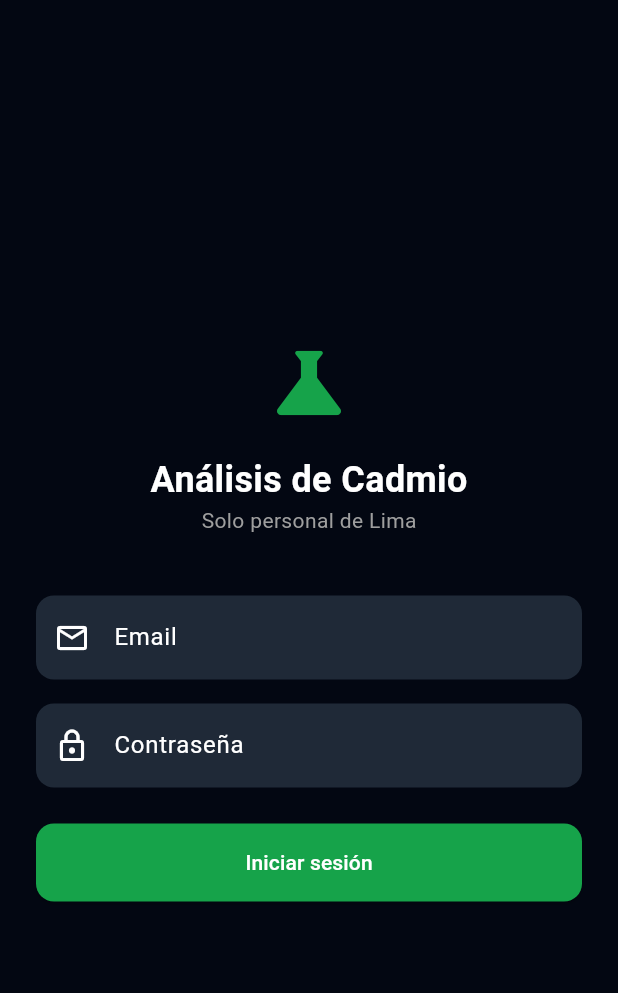
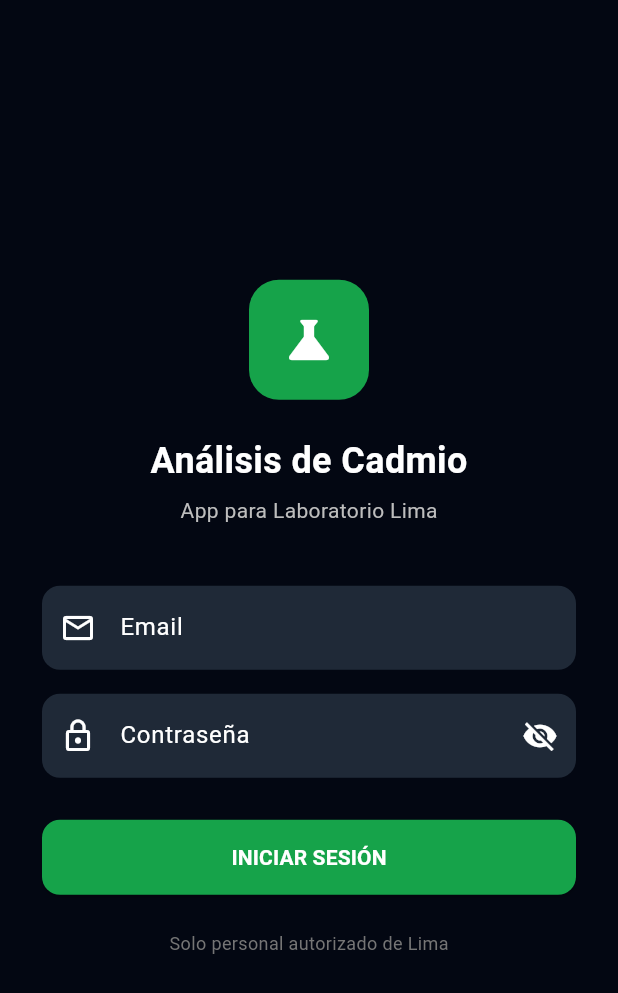
Before and after one commit to rframosyataco8-ux/sistema-analisis-cadmio, a Flutter app: the screen it shows after launch, on a phone screen of 412 x 824 dp. Shown: the top 993 px of the screen. Run offline on Flutter 3.47's test engine with Material 3 defaults, Android fonts, the phone set to English and light mode, and no system bars; our stand-ins replace dio, shared_preferences.

Commit message:
Sistema completo: desktop Electron + móvil Flutter finalizados y listos para producción

```diff
--- a/mobile/lib/core/network/api_client.dart
+++ b/mobile/lib/core/network/api_client.dart
@@ -2,9 +2,11 @@ import 'package:dio/dio.dart';
 import 'package:shared_preferences/shared_preferences.dart';
 
 class ApiClient {
+  /// Emulador Android: 10.0.2.2
+  /// Celular físico (misma red WiFi): usa la IP de tu PC, ej: http://192.168.1.10:3000
   static const String baseUrl = String.fromEnvironment(
     'API_URL',
-    defaultValue: 'http://10.0.2.2:3000', // 10.0.2.2 = localhost desde emulador Android
+    defaultValue: 'http://10.0.2.2:3000',
   );
 
   late final Dio dio;
@@ -12,8 +14,9 @@ class ApiClient {
   ApiClient() {
     dio = Dio(BaseOptions(
       baseUrl: baseUrl,
-      connectTimeout: const Duration(seconds: 15),
-      receiveTimeout: const Duration(seconds: 15),
+      connectTimeout: const Duration(seconds: 20),
+      receiveTimeout: const Duration(seconds: 20),
+      headers: {'Content-Type': 'application/json'},
     ));
 
     dio.interceptors.add(InterceptorsWrapper(
--- a/mobile/lib/core/theme/app_theme.dart
+++ b/mobile/lib/core/theme/app_theme.dart
@@ -1,14 +1,20 @@
 import 'package:flutter/material.dart';
 
 class AppTheme {
-  static ThemeData get dark => ThemeData(
+  static ThemeData get dark {
+    return ThemeData(
+      useMaterial3: true,
       brightness: Brightness.dark,
-        primaryColor: const Color(0xFF16A34A),
       scaffoldBackgroundColor: const Color(0xFF030712),
       colorScheme: const ColorScheme.dark(
         primary: Color(0xFF16A34A),
         secondary: Color(0xFF22C55E),
         surface: Color(0xFF111827),
+      ),
+      appBarTheme: const AppBarTheme(
+        backgroundColor: Color(0xFF111827),
+        elevation: 0,
+        centerTitle: true,
       ),
       inputDecorationTheme: InputDecorationTheme(
         filled: true,
@@ -19,18 +25,20 @@ class AppTheme {
         ),
         focusedBorder: OutlineInputBorder(
           borderRadius: BorderRadius.circular(12),
-            borderSide: const BorderSide(color: Color(0xFF16A34A)),
+          borderSide: const BorderSide(color: Color(0xFF16A34A), width: 1.5),
         ),
       ),
       elevatedButtonTheme: ElevatedButtonThemeData(
         style: ElevatedButton.styleFrom(
           backgroundColor: const Color(0xFF16A34A),
           foregroundColor: Colors.white,
-            minimumSize: const Size(double.infinity, 52),
-            shape: RoundedRectangleBorder(
-              borderRadius: BorderRadius.circular(12),
+          shape: RoundedRectangleBorder(borderRadius: BorderRadius.circular(12)),
         ),
       ),
+      cardTheme: CardTheme(
+        color: const Color(0xFF1F2937),
+        shape: RoundedRectangleBorder(borderRadius: BorderRadius.circular(12)),
       ),
     );
   }
+}
--- a/mobile/lib/features/auth/login_page.dart
+++ b/mobile/lib/features/auth/login_page.dart
@@ -14,17 +14,20 @@ class _LoginPageState extends State<LoginPage> {
   final _passwordController = TextEditingController();
   bool _loading = false;
   String? _error;
+  bool _obscure = true;
 
-  Future<void> _login() async {
+  Future<void> _submit() async {
     setState(() {
       _loading = true;
       _error = null;
     });
 
     final error = await context.read<AuthProvider>().login(
-          _emailController.text.trim(),
+          _emailController.text,
           _passwordController.text,
         );
+
+    if (!mounted) return;
 
     setState(() {
       _loading = false;
@@ -36,58 +39,90 @@ class _LoginPageState extends State<LoginPage> {
   Widget build(BuildContext context) {
     return Scaffold(
       body: SafeArea(
-        child: Padding(
-          padding: const EdgeInsets.all(24),
+        child: Center(
+          child: SingleChildScrollView(
+            padding: const EdgeInsets.all(28),
             child: Column(
               mainAxisAlignment: MainAxisAlignment.center,
               children: [
-              const Icon(Icons.science, size: 64, color: Color(0xFF16A34A)),
-              const SizedBox(height: 16),
+                Container(
+                  width: 80,
+                  height: 80,
+                  decoration: BoxDecoration(
+                    color: const Color(0xFF16A34A),
+                    borderRadius: BorderRadius.circular(20),
+                  ),
+                  child: const Icon(Icons.science, size: 40, color: Colors.white),
+                ),
+                const SizedBox(height: 24),
                 const Text(
                   'Análisis de Cadmio',
                   style: TextStyle(fontSize: 24, fontWeight: FontWeight.bold),
                 ),
-              const Text(
-                'Solo personal de Lima',
-                style: TextStyle(color: Colors.grey),
+                const SizedBox(height: 6),
+                Text(
+                  'App para Laboratorio Lima',
+                  style: TextStyle(color: Colors.grey[400], fontSize: 14),
                 ),
                 const SizedBox(height: 40),
                 TextField(
                   controller: _emailController,
+                  keyboardType: TextInputType.emailAddress,
                   decoration: const InputDecoration(
                     labelText: 'Email',
                     prefixIcon: Icon(Icons.email_outlined),
                   ),
-                keyboardType: TextInputType.emailAddress,
                 ),
                 const SizedBox(height: 16),
                 TextField(
                   controller: _passwordController,
-                decoration: const InputDecoration(
+                  obscureText: _obscure,
+                  decoration: InputDecoration(
                     labelText: 'Contraseña',
-                  prefixIcon: Icon(Icons.lock_outlined),
+                    prefixIcon: const Icon(Icons.lock_outline),
+                    suffixIcon: IconButton(
+                      icon: Icon(_obscure ? Icons.visibility_off : Icons.visibility),
+                      onPressed: () => setState(() => _obscure = !_obscure),
                     ),
-                obscureText: true,
+                  ),
+                  onSubmitted: (_) => _submit(),
                 ),
                 if (_error != null) ...[
-                const SizedBox(height: 12),
-                Text(_error!, style: const TextStyle(color: Colors.redAccent)),
+                  const SizedBox(height: 16),
+                  Text(_error!, style: const TextStyle(color: Colors.redAccent, fontSize: 13)),
                 ],
-              const SizedBox(height: 24),
-              ElevatedButton(
-                onPressed: _loading ? null : _login,
+                const SizedBox(height: 28),
+                SizedBox(
+                  width: double.infinity,
+                  height: 50,
+                  child: ElevatedButton(
+                    onPressed: _loading ? null : _submit,
                     child: _loading
                         ? const SizedBox(
-                        height: 20,
-                        width: 20,
+                            width: 22,
+                            height: 22,
                             child: CircularProgressIndicator(strokeWidth: 2, color: Colors.white),
                           )
-                    : const Text('Iniciar sesión'),
+                        : const Text('INICIAR SESIÓN', style: TextStyle(fontWeight: FontWeight.bold)),
+                  ),
+                ),
+                const SizedBox(height: 24),
+                Text(
+                  'Solo personal autorizado de Lima',
+                  style: TextStyle(color: Colors.grey[600], fontSize: 12),
                 ),
               ],
             ),
           ),
         ),
+      ),
     );
   }
+
+  @override
+  void dispose() {
+    _emailController.dispose();
+    _passwordController.dispose();
+    super.dispose();
   }
+}
--- a/mobile/lib/main.dart
+++ b/mobile/lib/main.dart
@@ -6,6 +6,7 @@ import 'features/auth/login_page.dart';
 import 'features/samples/samples_page.dart';
 
 void main() {
+  WidgetsFlutterBinding.ensureInitialized();
   runApp(const CadmioApp());
 }
 
@@ -22,6 +23,13 @@ class CadmioApp extends StatelessWidget {
         theme: AppTheme.dark,
         home: Consumer<AuthProvider>(
           builder: (context, auth, _) {
+            if (auth.isLoading) {
+              return const Scaffold(
+                body: Center(
+                  child: CircularProgressIndicator(color: Color(0xFF16A34A)),
+                ),
+              );
+            }
             if (auth.isAuthenticated) {
               return const SamplesPage();
             }
```
Also changed, not shown: mobile/lib/features/auth/auth_provider.dart (+20 -11 lines), 1 other file. Lines whose indentation alone changed are shown as unchanged.
